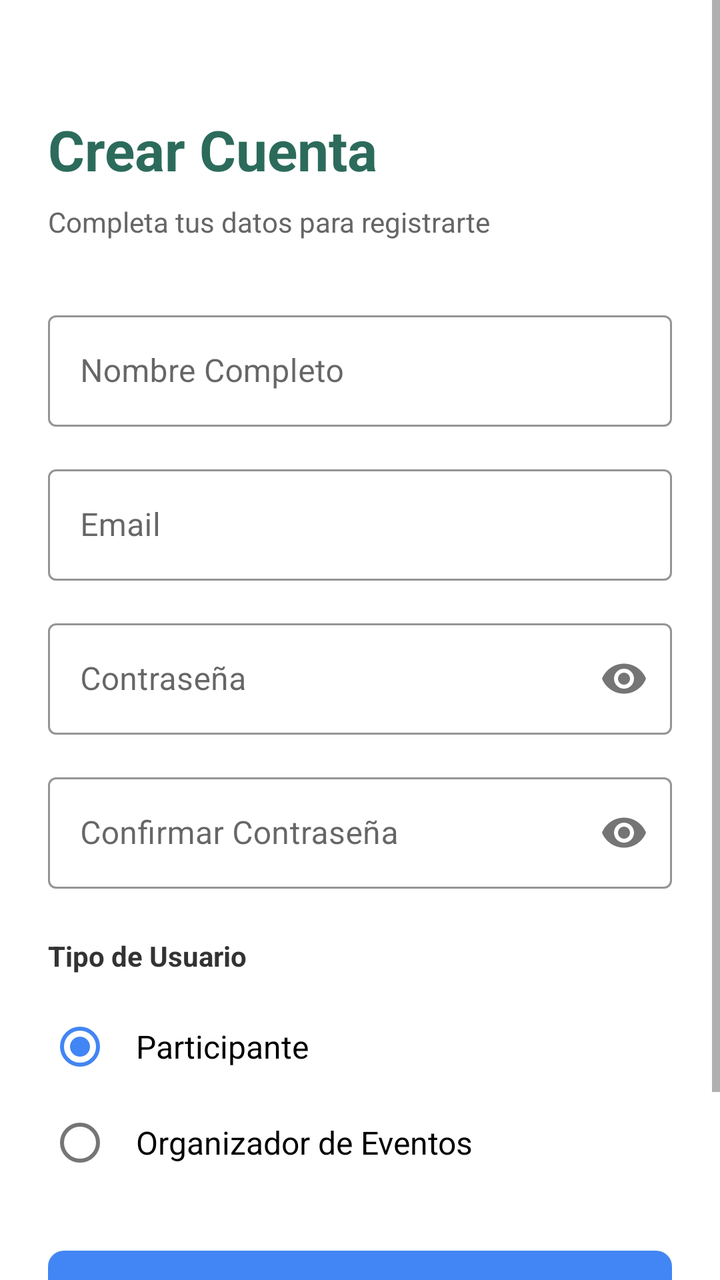
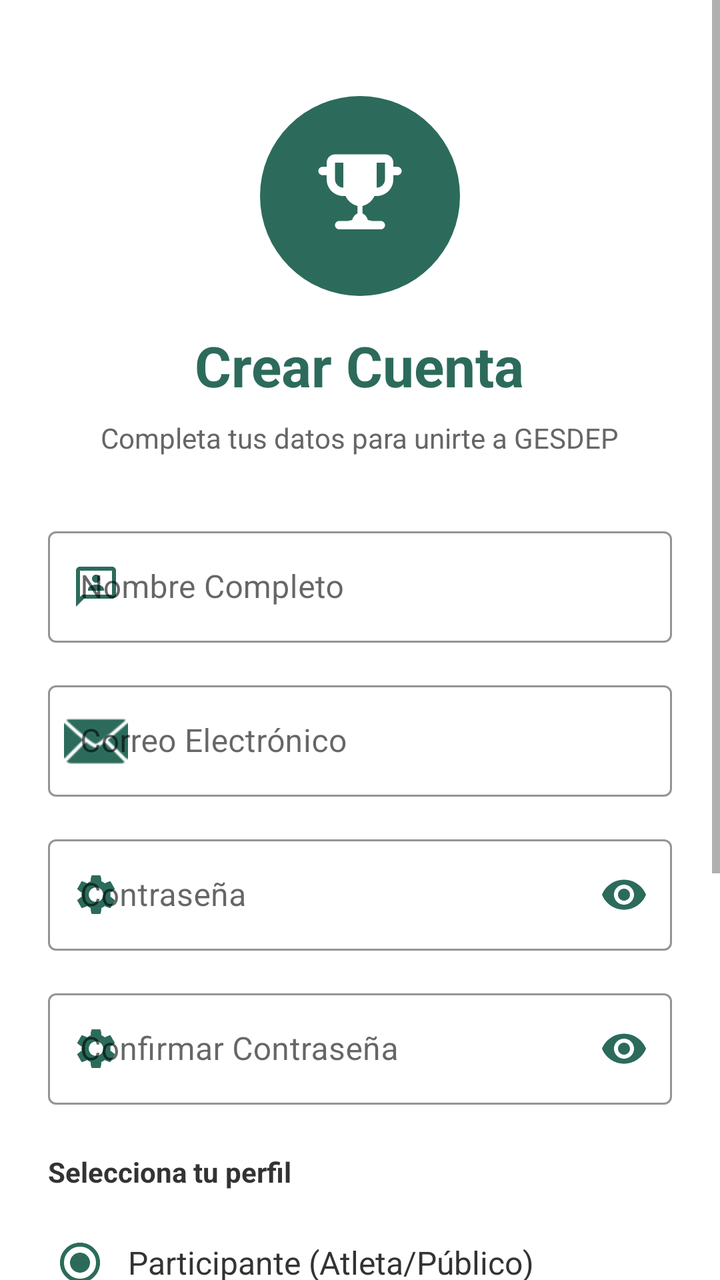

Screens rendered from an Android XML layout before and after an edit, with the pre-edit source and the edit as a unified diff.
<!-- AndroidManifest.xml: application theme Theme.GESDEP -->
<!-- res/layout/activity_register.xml -->
<?xml version="1.0" encoding="utf-8"?>
<ScrollView xmlns:android="http://schemas.android.com/apk/res/android"
    xmlns:app="http://schemas.android.com/apk/res-auto"
    android:layout_width="match_parent"
    android:layout_height="match_parent"
    android:fillViewport="true"
    android:background="@color/white">

    <LinearLayout
        android:layout_width="match_parent"
        android:layout_height="wrap_content"
        android:orientation="vertical"
        android:padding="24dp">

        
        <TextView
            android:layout_width="wrap_content"
            android:layout_height="wrap_content"
            android:text="Crear Cuenta"
            android:textSize="28sp"
            android:textColor="@color/green_primary"
            android:textStyle="bold"
            android:layout_marginTop="32dp"
            android:layout_marginBottom="8dp" />

        <TextView
            android:layout_width="wrap_content"
            android:layout_height="wrap_content"
            android:text="Completa tus datos para registrarte"
            android:textSize="14sp"
            android:textColor="@color/gray_text"
            android:layout_marginBottom="32dp" />

        
        <com.google.android.material.textfield.TextInputLayout
            android:layout_width="match_parent"
            android:layout_height="wrap_content"
            android:layout_marginBottom="16dp"
            app:boxStrokeColor="@color/green_primary"
            app:hintTextColor="@color/green_primary"
            style="@style/Widget.MaterialComponents.TextInputLayout.OutlinedBox">

            <com.google.android.material.textfield.TextInputEditText
                android:id="@+id/etFullName"
                android:layout_width="match_parent"
                android:layout_height="wrap_content"
                android:hint="Nombre Completo"
                android:inputType="textPersonName|textCapWords"
                android:textSize="16sp" />
        </com.google.android.material.textfield.TextInputLayout>

        
        <com.google.android.material.textfield.TextInputLayout
            android:layout_width="match_parent"
            android:layout_height="wrap_content"
            android:layout_marginBottom="16dp"
            app:boxStrokeColor="@color/green_primary"
            app:hintTextColor="@color/green_primary"
            style="@style/Widget.MaterialComponents.TextInputLayout.OutlinedBox">

            <com.google.android.material.textfield.TextInputEditText
                android:id="@+id/etEmail"
                android:layout_width="match_parent"
                android:layout_height="wrap_content"
                android:hint="Email"
                android:inputType="textEmailAddress"
                android:textSize="16sp" />
        </com.google.android.material.textfield.TextInputLayout>

        
        <com.google.android.material.textfield.TextInputLayout
            android:layout_width="match_parent"
            android:layout_height="wrap_content"
            android:layout_marginBottom="16dp"
            app:boxStrokeColor="@color/green_primary"
            app:hintTextColor="@color/green_primary"
            app:passwordToggleEnabled="true"
            style="@style/Widget.MaterialComponents.TextInputLayout.OutlinedBox">

            <com.google.android.material.textfield.TextInputEditText
                android:id="@+id/etPassword"
                android:layout_width="match_parent"
                android:layout_height="wrap_content"
                android:hint="Contraseña"
                android:inputType="textPassword"
                android:textSize="16sp" />
        </com.google.android.material.textfield.TextInputLayout>

        
        <com.google.android.material.textfield.TextInputLayout
            android:layout_width="match_parent"
            android:layout_height="wrap_content"
            android:layout_marginBottom="24dp"
            app:boxStrokeColor="@color/green_primary"
            app:hintTextColor="@color/green_primary"
            app:passwordToggleEnabled="true"
            style="@style/Widget.MaterialComponents.TextInputLayout.OutlinedBox">

            <com.google.android.material.textfield.TextInputEditText
                android:id="@+id/etConfirmPassword"
                android:layout_width="match_parent"
                android:layout_height="wrap_content"
                android:hint="Confirmar Contraseña"
                android:inputType="textPassword"
                android:textSize="16sp" />
        </com.google.android.material.textfield.TextInputLayout>

        
        <TextView
            android:layout_width="wrap_content"
            android:layout_height="wrap_content"
            android:text="Tipo de Usuario"
            android:textSize="14sp"
            android:textColor="@color/gray_dark"
            android:textStyle="bold"
            android:layout_marginBottom="12dp" />

        <RadioGroup
            android:id="@+id/rgUserType"
            android:layout_width="match_parent"
            android:layout_height="wrap_content"
            android:layout_marginBottom="16dp">

            <com.google.android.material.radiobutton.MaterialRadioButton
                android:id="@+id/rbParticipant"
                android:layout_width="match_parent"
                android:layout_height="wrap_content"
                android:text="Participante"
                android:textSize="16sp"
                android:checked="true"
                android:padding="12dp" />

            <com.google.android.material.radiobutton.MaterialRadioButton
                android:id="@+id/rbOrganizer"
                android:layout_width="match_parent"
                android:layout_height="wrap_content"
                android:text="Organizador de Eventos"
                android:textSize="16sp"
                android:padding="12dp" />
        </RadioGroup>

        
        <LinearLayout
            android:id="@+id/organizationCodeLayout"
            android:layout_width="match_parent"
            android:layout_height="wrap_content"
            android:orientation="vertical"
            android:visibility="gone"
            android:background="@color/gray_light"
            android:padding="16dp"
            android:layout_marginBottom="16dp">

            <TextView
                android:layout_width="wrap_content"
                android:layout_height="wrap_content"
                android:text="Código de Organización"
                android:textSize="12sp"
                android:textColor="@color/gray_text"
                android:layout_marginBottom="8dp" />

            <com.google.android.material.textfield.TextInputLayout
                android:layout_width="match_parent"
                android:layout_height="wrap_content"
                app:boxStrokeColor="@color/green_primary"
                app:hintTextColor="@color/green_primary"
                style="@style/Widget.MaterialComponents.TextInputLayout.OutlinedBox">

                <com.google.android.material.textfield.TextInputEditText
                    android:id="@+id/etOrganizationCode"
                    android:layout_width="match_parent"
                    android:layout_height="wrap_content"
                    android:hint="Código de Validación"
                    android:inputType="textCapCharacters"
                    android:textSize="16sp" />
            </com.google.android.material.textfield.TextInputLayout>

            <TextView
                android:layout_width="wrap_content"
                android:layout_height="wrap_content"
                android:text="Solicita este código al administrador de IMCUFIDE"
                android:textSize="12sp"
                android:textColor="@color/orange_coach"
                android:layout_marginTop="8dp" />
        </LinearLayout>

        
        <com.google.android.material.button.MaterialButton
            android:id="@+id/btnRegister"
            android:layout_width="match_parent"
            android:layout_height="56dp"
            android:text="CREAR CUENTA"
            android:textSize="16sp"
            android:textColor="@color/white"
            app:backgroundTint="@color/blue_button"
            app:cornerRadius="8dp"
            android:layout_marginTop="8dp"
            android:layout_marginBottom="16dp" />

        
        <ProgressBar
            android:id="@+id/progressBar"
            android:layout_width="wrap_content"
            android:layout_height="wrap_content"
            android:layout_gravity="center"
            android:visibility="gone" />

        
        <LinearLayout
            android:layout_width="wrap_content"
            android:layout_height="wrap_content"
            android:orientation="horizontal"
            android:layout_gravity="center"
            android:layout_marginTop="16dp">

            <TextView
                android:layout_width="wrap_content"
                android:layout_height="wrap_content"
                android:text="¿Ya tienes cuenta? "
                android:textSize="14sp"
                android:textColor="@color/gray_text" />

            <TextView
                android:id="@+id/tvLogin"
                android:layout_width="wrap_content"
                android:layout_height="wrap_content"
                android:text="Iniciar Sesión"
                android:textSize="14sp"
                android:textColor="@color/green_primary"
                android:textStyle="bold"
                android:clickable="true"
                android:focusable="true" />
        </LinearLayout>

    </LinearLayout>

</ScrollView>
<!-- resources referenced by this layout -->
<resources>
  <style name="Theme.GESDEP" parent="Theme.MaterialComponents.DayNight.NoActionBar">
          
          <item name="colorPrimary">@color/green_primary</item>
          <item name="colorPrimaryVariant">@color/green_dark</item>
          <item name="colorOnPrimary">@color/white</item>
  
          
          <item name="colorSecondary">@color/blue_button</item>
          <item name="colorSecondaryVariant">@color/blue_button</item>
          <item name="colorOnSecondary">@color/white</item>
  
          
          <item name="android:statusBarColor">@color/green_primary</item>
  
          
          <item name="android:windowBackground">@color/gray_light</item>
      </style>
  <!-- unchanged entries left out for length: 8 -->
</resources>

<!-- the commit's change to res/layout/activity_register.xml (unified diff, before → after) -->
@@ -10,9 +10,27 @@
         android:layout_width="match_parent"
         android:layout_height="wrap_content"
         android:orientation="vertical"
+        android:gravity="center_horizontal"
         android:padding="24dp">
 
-        
+        <FrameLayout
+            android:layout_width="100dp"
+            android:layout_height="100dp"
+            android:layout_marginTop="24dp"
+            android:layout_marginBottom="16dp"
+            android:background="@drawable/circle_background">
+
+            <ImageView
+                android:id="@+id/ivLogo"
+                android:layout_width="50dp"
+                android:layout_height="50dp"
+                android:layout_gravity="center"
+                app:srcCompat="@drawable/ic_trophy"
+                app:tint="@color/white"
+                android:scaleType="fitCenter"
+                android:contentDescription="Logo GESDEP" />
+        </FrameLayout>
+
         <TextView
             android:layout_width="wrap_content"
             android:layout_height="wrap_content"
@@ -20,24 +38,24 @@
             android:textSize="28sp"
             android:textColor="@color/green_primary"
             android:textStyle="bold"
-            android:layout_marginTop="32dp"
             android:layout_marginBottom="8dp" />
 
         <TextView
             android:layout_width="wrap_content"
             android:layout_height="wrap_content"
-            android:text="Completa tus datos para registrarte"
+            android:text="Completa tus datos para unirte a GESDEP"
             android:textSize="14sp"
             android:textColor="@color/gray_text"
             android:layout_marginBottom="32dp" />
 
-        
-        <com.google.android.material.textfield.TextInputLayout
-            android:layout_width="match_parent"
-            android:layout_height="wrap_content"
-            android:layout_marginBottom="16dp"
-            app:boxStrokeColor="@color/green_primary"
-            app:hintTextColor="@color/green_primary"
+        <com.google.android.material.textfield.TextInputLayout
+            android:layout_width="match_parent"
+            android:layout_height="wrap_content"
+            android:layout_marginBottom="16dp"
+            app:boxStrokeColor="@color/green_primary"
+            app:hintTextColor="@color/green_primary"
+            app:startIconDrawable="@drawable/ic_person"
+            app:startIconTint="@color/green_primary"
             style="@style/Widget.MaterialComponents.TextInputLayout.OutlinedBox">
 
             <com.google.android.material.textfield.TextInputEditText
@@ -49,32 +67,35 @@
                 android:textSize="16sp" />
         </com.google.android.material.textfield.TextInputLayout>
 
-        
-        <com.google.android.material.textfield.TextInputLayout
-            android:layout_width="match_parent"
-            android:layout_height="wrap_content"
-            android:layout_marginBottom="16dp"
-            app:boxStrokeColor="@color/green_primary"
-            app:hintTextColor="@color/green_primary"
+        <com.google.android.material.textfield.TextInputLayout
+            android:layout_width="match_parent"
+            android:layout_height="wrap_content"
+            android:layout_marginBottom="16dp"
+            app:boxStrokeColor="@color/green_primary"
+            app:hintTextColor="@color/green_primary"
+            app:startIconDrawable="@android:drawable/ic_dialog_email"
+            app:startIconTint="@color/green_primary"
             style="@style/Widget.MaterialComponents.TextInputLayout.OutlinedBox">
 
             <com.google.android.material.textfield.TextInputEditText
                 android:id="@+id/etEmail"
                 android:layout_width="match_parent"
                 android:layout_height="wrap_content"
-                android:hint="Email"
+                android:hint="Correo Electrónico"
                 android:inputType="textEmailAddress"
                 android:textSize="16sp" />
         </com.google.android.material.textfield.TextInputLayout>
 
-        
-        <com.google.android.material.textfield.TextInputLayout
-            android:layout_width="match_parent"
-            android:layout_height="wrap_content"
-            android:layout_marginBottom="16dp"
-            app:boxStrokeColor="@color/green_primary"
-            app:hintTextColor="@color/green_primary"
+        <com.google.android.material.textfield.TextInputLayout
+            android:layout_width="match_parent"
+            android:layout_height="wrap_content"
+            android:layout_marginBottom="16dp"
+            app:boxStrokeColor="@color/green_primary"
+            app:hintTextColor="@color/green_primary"
+            app:startIconDrawable="@drawable/ic_settings"
+            app:startIconTint="@color/green_primary"
             app:passwordToggleEnabled="true"
+            app:passwordToggleTint="@color/green_primary"
             style="@style/Widget.MaterialComponents.TextInputLayout.OutlinedBox">
 
             <com.google.android.material.textfield.TextInputEditText
@@ -86,14 +107,16 @@
                 android:textSize="16sp" />
         </com.google.android.material.textfield.TextInputLayout>
 
-        
         <com.google.android.material.textfield.TextInputLayout
             android:layout_width="match_parent"
             android:layout_height="wrap_content"
             android:layout_marginBottom="24dp"
             app:boxStrokeColor="@color/green_primary"
             app:hintTextColor="@color/green_primary"
+            app:startIconDrawable="@drawable/ic_settings"
+            app:startIconTint="@color/green_primary"
             app:passwordToggleEnabled="true"
+            app:passwordToggleTint="@color/green_primary"
             style="@style/Widget.MaterialComponents.TextInputLayout.OutlinedBox">
 
             <com.google.android.material.textfield.TextInputEditText
@@ -105,14 +128,14 @@
                 android:textSize="16sp" />
         </com.google.android.material.textfield.TextInputLayout>
 
-        
         <TextView
             android:layout_width="wrap_content"
             android:layout_height="wrap_content"
-            android:text="Tipo de Usuario"
+            android:text="Selecciona tu perfil"
             android:textSize="14sp"
             android:textColor="@color/gray_dark"
             android:textStyle="bold"
+            android:layout_gravity="start"
             android:layout_marginBottom="12dp" />
 
         <RadioGroup
@@ -125,21 +148,34 @@
                 android:id="@+id/rbParticipant"
                 android:layout_width="match_parent"
                 android:layout_height="wrap_content"
-                android:text="Participante"
+                android:text="Participante (Atleta/Público)"
                 android:textSize="16sp"
                 android:checked="true"
-                android:padding="12dp" />
+                android:buttonTint="@color/green_primary"
+                android:textColor="@color/gray_dark"
+                android:padding="8dp" />
+
+            <com.google.android.material.radiobutton.MaterialRadioButton
+                android:id="@+id/rbCoach"
+                android:layout_width="match_parent"
+                android:layout_height="wrap_content"
+                android:text="Entrenador / Instructor"
+                android:textSize="16sp"
+                android:buttonTint="@color/orange_coach"
+                android:textColor="@color/gray_dark"
+                android:padding="8dp" />
 
             <com.google.android.material.radiobutton.MaterialRadioButton
                 android:id="@+id/rbOrganizer"
                 android:layout_width="match_parent"
                 android:layout_height="wrap_content"
-                android:text="Organizador de Eventos"
+                android:text="Organizador / Admin"
                 android:textSize="16sp"
-                android:padding="12dp" />
+                android:buttonTint="@color/green_primary"
+                android:textColor="@color/gray_dark"
+                android:padding="8dp" />
         </RadioGroup>
 
-        
         <LinearLayout
             android:id="@+id/organizationCodeLayout"
             android:layout_width="match_parent"
@@ -153,23 +189,26 @@
             <TextView
                 android:layout_width="wrap_content"
                 android:layout_height="wrap_content"
-                android:text="Código de Organización"
+                android:text="Verificación de Personal"
                 android:textSize="12sp"
+                android:textStyle="bold"
                 android:textColor="@color/gray_text"
                 android:layout_marginBottom="8dp" />
 
             <com.google.android.material.textfield.TextInputLayout
                 android:layout_width="match_parent"
                 android:layout_height="wrap_content"
-                app:boxStrokeColor="@color/green_primary"
-                app:hintTextColor="@color/green_primary"
+                app:boxStrokeColor="@color/orange_coach"
+                app:hintTextColor="@color/orange_coach"
+                app:startIconDrawable="@drawable/ic_settings"
+                app:startIconTint="@color/orange_coach"
                 style="@style/Widget.MaterialComponents.TextInputLayout.OutlinedBox">
 
                 <com.google.android.material.textfield.TextInputEditText
                     android:id="@+id/etOrganizationCode"
                     android:layout_width="match_parent"
                     android:layout_height="wrap_content"
-                    android:hint="Código de Validación"
+                    android:hint="Ingresa tu código de acceso"
                     android:inputType="textCapCharacters"
                     android:textSize="16sp" />
             </com.google.android.material.textfield.TextInputLayout>
@@ -177,40 +216,32 @@
             <TextView
                 android:layout_width="wrap_content"
                 android:layout_height="wrap_content"
-                android:text="Solicita este código al administrador de IMCUFIDE"
+                android:text="Solicita este código a la dirección de IMCUFIDE"
                 android:textSize="12sp"
-                android:textColor="@color/orange_coach"
+                android:textColor="@color/gray_text"
                 android:layout_marginTop="8dp" />
         </LinearLayout>
 
-        
         <com.google.android.material.button.MaterialButton
             android:id="@+id/btnRegister"
             android:layout_width="match_parent"
             android:layout_height="56dp"
             android:text="CREAR CUENTA"
             android:textSize="16sp"
+            android:textStyle="bold"
             android:textColor="@color/white"
-            app:backgroundTint="@color/blue_button"
+            app:backgroundTint="@color/green_primary"
             app:cornerRadius="8dp"
             android:layout_marginTop="8dp"
             android:layout_marginBottom="16dp" />
 
-        
-        <ProgressBar
-            android:id="@+id/progressBar"
-            android:layout_width="wrap_content"
-            android:layout_height="wrap_content"
-            android:layout_gravity="center"
-            android:visibility="gone" />
-
-        
         <LinearLayout
             android:layout_width="wrap_content"
             android:layout_height="wrap_content"
             android:orientation="horizontal"
             android:layout_gravity="center"
-            android:layout_marginTop="16dp">
+            android:layout_marginTop="16dp"
+            android:layout_marginBottom="24dp">
 
             <TextView
                 android:layout_width="wrap_content"
@@ -228,7 +259,8 @@
                 android:textColor="@color/green_primary"
                 android:textStyle="bold"
                 android:clickable="true"
-                android:focusable="true" />
+                android:focusable="true"
+                android:padding="4dp"/>
         </LinearLayout>
 
     </LinearLayout>
<!-- resource entries referenced after the edit -->
@@ -1,20 +1,53 @@
 <!-- resources referenced by this layout -->
 <resources>
+  <!-- drawable circle_background (drawable) -->
+  <?xml version="1.0" encoding="utf-8"?>
+  <shape xmlns:android="http://schemas.android.com/apk/res/android"
+      android:shape="oval">
+      <solid android:color="#2C6B5B" />
+      <size
+          android:width="120dp"
+          android:height="120dp" />
+  </shape>
+  <!-- drawable ic_person (drawable) -->
+  <vector xmlns:android="http://schemas.android.com/apk/res/android" android:height="24dp" android:tint="#000000" android:viewportHeight="960" android:viewportWidth="960" android:width="24dp">
+        
+      <path android:fillColor="@android:color/white" android:pathData="M320,560L640,560L640,538Q640,494 596,467Q552,440 480,440Q408,440 364,467Q320,494 320,538L320,560ZM480,400Q513,400 536.5,376.5Q560,353 560,320Q560,287 536.5,263.5Q513,240 480,240Q447,240 423.5,263.5Q400,287 400,320Q400,353 423.5,376.5Q447,400 480,400ZM80,880L80,160Q80,127 103.5,103.5Q127,80 160,80L800,80Q833,80 856.5,103.5Q880,127 880,160L880,640Q880,673 856.5,696.5Q833,720 800,720L240,720L80,880ZM206,640L800,640Q800,640 800,640Q800,640 800,640L800,160Q800,160 800,160Q800,160 800,160L160,160Q160,160 160,160Q160,160 160,160L160,685L206,640ZM160,640L160,640L160,160Q160,160 160,160Q160,160 160,160L160,160Q160,160 160,160Q160,160 160,160L160,640Q160,640 160,640Q160,640 160,640Z"/>
+      
+  </vector>
+  <!-- drawable ic_settings (drawable) -->
+  <?xml version="1.0" encoding="utf-8"?>
+  <vector xmlns:android="http://schemas.android.com/apk/res/android"
+      android:width="24dp"
+      android:height="24dp"
+      android:viewportWidth="24"
+      android:viewportHeight="24"
+      android:tint="?attr/colorControlNormal">
+      <path
+          android:fillColor="@android:color/white"
+          android:pathData="M19.14,12.94c0.04,-0.3 0.06,-0.61 0.06,-0.94 0,-0.32 -0.02,-0.64 -0.07,-0.94l2.03,-1.58c0.18,-0.14 0.23,-0.41 0.12,-0.61l-1.92,-3.32c-0.12,-0.22 -0.37,-0.29 -0.59,-0.22l-2.39,0.96c-0.5,-0.38 -1.03,-0.7 -1.62,-0.94L14.4,2.81c-0.04,-0.24 -0.24,-0.41 -0.48,-0.41h-3.84c-0.24,0 -0.43,0.17 -0.47,0.41L9.25,5.35C8.66,5.59 8.12,5.92 7.63,6.29L5.24,5.33c-0.22,-0.08 -0.47,0 -0.59,0.22L2.74,8.87C2.62,9.08 2.66,9.34 2.86,9.48l2.03,1.58C4.84,11.36 4.8,11.69 4.8,12s0.02,0.64 0.07,0.94l-2.03,1.58c-0.18,0.14 -0.23,0.41 -0.12,0.61l1.92,3.32c0.12,0.22 0.37,0.29 0.59,0.22l2.39,-0.96c0.5,0.38 1.03,0.7 1.62,0.94l0.36,2.54c0.05,0.24 0.24,0.41 0.48,0.41h3.84c0.24,0 0.44,-0.17 0.47,-0.41l0.36,-2.54c0.59,-0.24 1.13,-0.56 1.62,-0.94l2.39,0.96c0.22,0.08 0.47,0 0.59,-0.22l1.92,-3.32c0.12,-0.22 0.07,-0.47 -0.12,-0.61L19.14,12.94zM12,15.6c-1.98,0 -3.6,-1.62 -3.6,-3.6s1.62,-3.6 3.6,-3.6s3.6,1.62 3.6,3.6S13.98,15.6 12,15.6z"/>
+  </vector>
+  <!-- drawable ic_trophy (drawable) -->
+  <vector xmlns:android="http://schemas.android.com/apk/res/android"
+      android:width="24dp"
+      android:height="24dp"
+      android:viewportWidth="24"
+      android:viewportHeight="24">
+      <path
+          android:fillColor="#FFFFFF"
+          android:pathData="M6,2C4.9,2 4,2.9 4,4V5H3C2.45,5 2,5.45 2,6C2,6.55 2.45,7 3,7H4V8C4,10.21 5.79,12 8,12H8.54C9.06,13.19 10.12,14.07 11.41,14.38V16.17C10.77,16.45 10.31,17.05 10.11,17.76L9,18H7C6.45,18 6,18.45 6,19C6,19.55 6.45,20 7,20H17C17.55,20 18,19.55 18,19C18,18.45 17.55,18 17,18H15L13.89,17.76C13.69,17.05 13.23,16.45 12.59,16.17V14.38C13.88,14.07 14.94,13.19 15.46,12H16C18.21,12 20,10.21 20,8V7H21C21.55,7 22,6.55 22,6C22,5.45 21.55,5 21,5H20V4C20,2.9 19.1,2 18,2H6ZM6,4H8V7C8,8.66 9.34,10 11,10H13C14.66,10 16,8.66 16,7V4H18V5V7V8C18,9.1 17.1,10 16,10V7C16,5.34 14.66,4 13,4H11C9.34,4 8,5.34 8,7V10C6.9,10 6,9.1 6,8V7V5V4Z"/>
+  </vector>
   <style name="Theme.GESDEP" parent="Theme.MaterialComponents.DayNight.NoActionBar">
-          
           <item name="colorPrimary">@color/green_primary</item>
           <item name="colorPrimaryVariant">@color/green_dark</item>
           <item name="colorOnPrimary">@color/white</item>
   
-          
           <item name="colorSecondary">@color/blue_button</item>
           <item name="colorSecondaryVariant">@color/blue_button</item>
           <item name="colorOnSecondary">@color/white</item>
   
-          
           <item name="android:statusBarColor">@color/green_primary</item>
   
-          
           <item name="android:windowBackground">@color/gray_light</item>
       </style>
   <!-- unchanged entries left out for length: 8 -->
